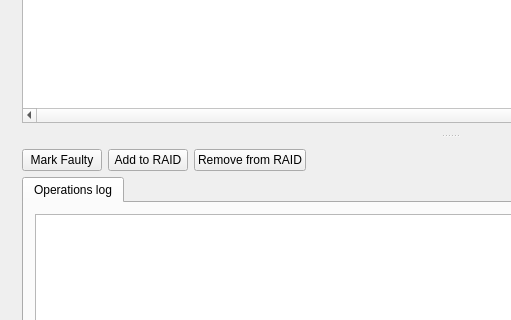
Old version of the form mainwindow.ui in the repository R031-E/fly-raid-manager; both pictures show x 0 to 511 and y 275 to 595 of the 900 by 700 pixel window.
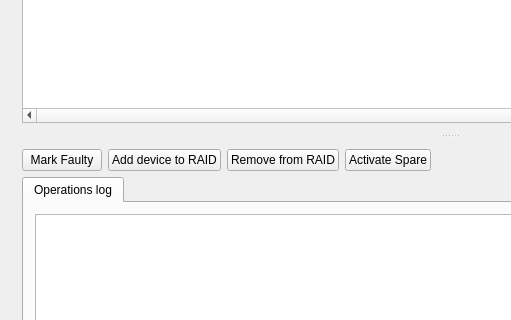
New version of the form. Icons and pictures are not drawn.

```diff
--- a/mainwindow.ui
+++ b/mainwindow.ui
@@ -214,7 +214,7 @@
              <string>Add device to existing RAID array</string>
             </property>
             <property name="text">
-             <string>Add to RAID</string>
+             <string>Add device to RAID</string>
             </property>
             <property name="icon">
              <iconset theme="list-add">
@@ -236,6 +236,20 @@
             </property>
            </widget>
           </item>
+          <item>
+           <widget class="QPushButton" name="btnActivateSpare">
+            <property name="toolTip">
+             <string>Activate spare device as active member</string>
+            </property>
+            <property name="text">
+             <string>Activate Spare</string>
+            </property>
+            <property name="icon">
+             <iconset theme="media-playback-start">
+              <normaloff>.</normaloff>.</iconset>
+            </property>
+           </widget>
+          </item>
           <item>
            <spacer name="horizontalSpacer_2">
             <property name="orientation">
```
